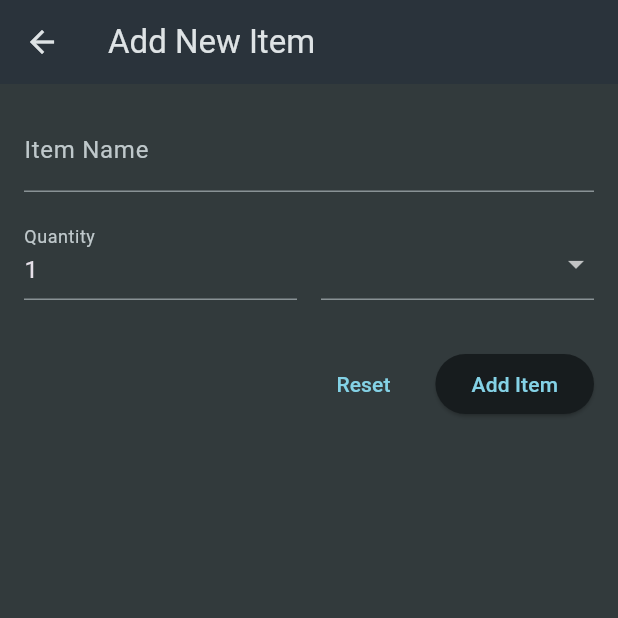
After one commit to GhadeerHamed/shopping-list-app, a Flutter app: the screen it shows after launch, after a tap on the "add" icon, on a phone screen of 412 x 824 dp, the top half of it. The commit adds this screen. Run offline on Flutter 3.47's test engine with Material 3 defaults, Android fonts, the phone set to English and light mode, and no system bars.

Commit message:
Refactor GroceryList to StatefulWidget and implement item addition functionality

```diff
--- a/lib/widgets/grocery_list.dart
+++ b/lib/widgets/grocery_list.dart
@@ -1,14 +1,35 @@
 import 'package:flutter/material.dart';
 import 'package:shopping_list/data/dummy_items.dart';
+import 'package:shopping_list/widgets/new_item.dart';
 
-class GroceryList extends StatelessWidget {
+class GroceryList extends StatefulWidget {
   const GroceryList({super.key});
+
+  @override
+  State<GroceryList> createState() => _GroceryListState();
+}
+
+class _GroceryListState extends State<GroceryList> {
+  void _addItem() {
+    // Navigate to the NewItem screen
+    Navigator.of(context).push(
+      MaterialPageRoute(
+        builder: (ctx) => const NewItem(),
+      ),
+    );
+  }
 
   @override
   Widget build(BuildContext context) {
     return Scaffold(
       appBar: AppBar(
         title: const Text('Grocery List'),
+        actions: [
+          IconButton(
+            onPressed: _addItem,
+            icon: const Icon(Icons.add),
+          ),
+        ],
       ),
       body: ListView.builder(
         itemCount: groceryItems.length,
--- /dev/null
+++ b/lib/widgets/new_item.dart
@@ -0,0 +1,92 @@
+import 'dart:developer';
+
+import 'package:flutter/material.dart';
+import 'package:shopping_list/data/categories.dart';
+
+class NewItem extends StatefulWidget {
+  const NewItem({super.key});
+
+  @override
+  State<NewItem> createState() => _NewItemState();
+}
+
+class _NewItemState extends State<NewItem> {
+  @override
+  Widget build(BuildContext context) {
+    return Scaffold(
+      appBar: AppBar(
+        title: const Text('Add New Item'),
+      ),
+      body: Padding(
+        padding: const EdgeInsets.all(16),
+        child: Form(
+          child: Column(
+            children: [
+              TextFormField(
+                decoration: const InputDecoration(labelText: 'Item Name'),
+                validator: (value) => value == null || value.isEmpty
+                    ? 'Please enter a name.'
+                    : null,
+              ),
+              const SizedBox(height: 16),
+              Row(
+                crossAxisAlignment: CrossAxisAlignment.end,
+                children: [
+                  Expanded(
+                    child: TextFormField(
+                      decoration: const InputDecoration(labelText: 'Quantity'),
+                      keyboardType: TextInputType.number,
+                      initialValue: '1',
+                    ),
+                  ),
+                  SizedBox(width: 16),
+                  Expanded(
+                    child: DropdownButtonFormField(
+                      items: [
+                        for (final category in categories.entries)
+                          DropdownMenuItem(
+                            value: category.key,
+                            child: Row(
+                              children: [
+                                Container(
+                                  width: 16,
+                                  height: 16,
+                                  color: category.value.colorValue,
+                                ),
+                                const SizedBox(width: 8),
+                                Text(category.value.title),
+                              ],
+                            ),
+                          ),
+                      ],
+                      onChanged: (value) {
+                        log('Category changed: $value');
+                      },
+                    ),
+                  ),
+                ],
+              ),
+              SizedBox(height: 32),
+              Row(
+                mainAxisAlignment: MainAxisAlignment.end,
+                children: [
+                  TextButton(
+                    onPressed: () {},
+                    child: const Text('Reset'),
+                  ),
+                  SizedBox(width: 16),
+                  ElevatedButton(
+                    onPressed: () {
+                      log('Add Item button pressed');
+                    },
+                    child: const Text('Add Item'),
+                  ),
+                ],
+              ),
+            ],
+          ),
+        ),
+      ),
+    );
+  }
+}
```
